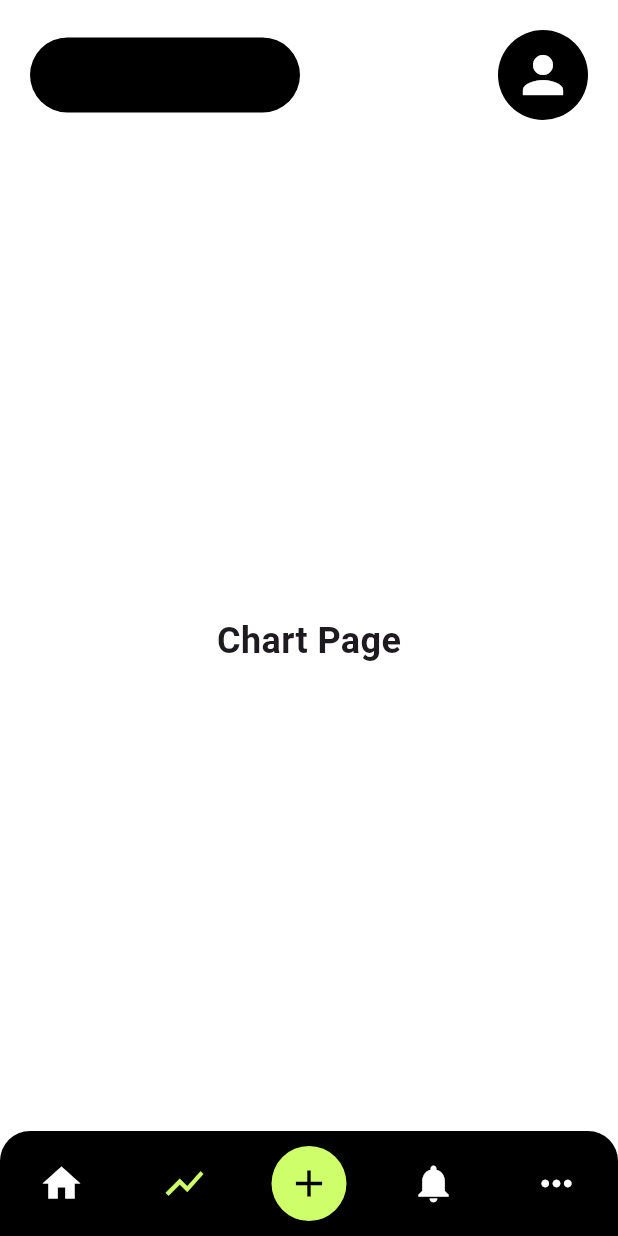
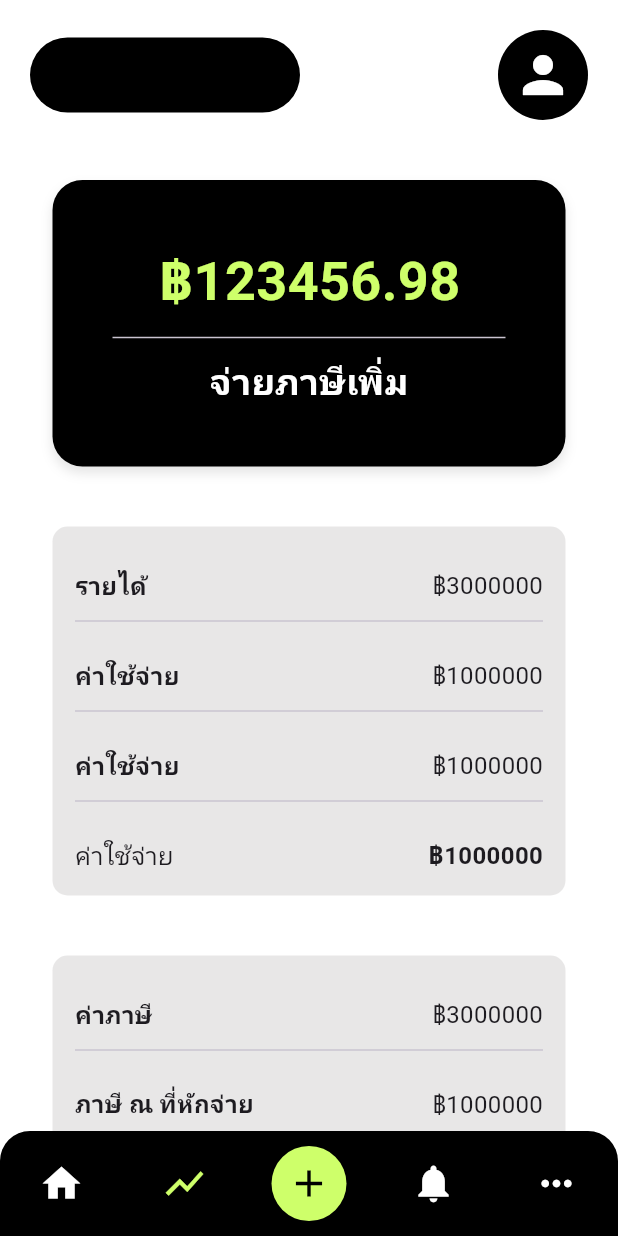
Before and after one commit to SittinonTee/flutter_tax_app, a Flutter app: the HomePage screen opened directly, item 2 of the bottom bar chosen, on a phone screen of 412 x 824 dp. Run offline on Flutter 3.47's test engine with Material 3 defaults, Android fonts, the phone set to English and light mode, and no system bars; our stand-ins replace shared_preferences; accounts and stored records are empty; network calls fail.

Commit message:
SumaryPage

```diff
--- a/lib/Home/Pagebuttombar/Add.dart
+++ b/lib/Home/Pagebuttombar/Add.dart
@@ -10,9 +10,20 @@ class Add extends StatefulWidget {
 class _AddState extends State<Add> {
   @override
   Widget build(BuildContext context) {
-    return Center(
+    return Align(
+      alignment: Alignment.bottomCenter,
+      child: Container(
+        width: double.infinity,
+        padding: const EdgeInsets.symmetric(vertical: 40, horizontal: 20),
+        decoration: const BoxDecoration(
+          color: Colors.white,
+          borderRadius: BorderRadius.only(
+            topLeft: Radius.circular(30),
+            topRight: Radius.circular(30),
+          ),
+        ),
         child: Column(
-        mainAxisAlignment: MainAxisAlignment.center,
+          mainAxisSize: MainAxisSize.min,
           children: [
             const Icon(Icons.add_circle, size: 100, color: Color(0xFFceff6a)),
             const SizedBox(height: 20),
@@ -24,7 +35,8 @@ class _AddState extends State<Add> {
             ElevatedButton(
               style: ElevatedButton.styleFrom(
                 backgroundColor: Colors.black,
-              padding: const EdgeInsets.symmetric(horizontal: 40, vertical: 15),
+                padding:
+                    const EdgeInsets.symmetric(horizontal: 40, vertical: 15),
                 shape: RoundedRectangleBorder(
                   borderRadius: BorderRadius.circular(30),
                 ),
@@ -39,6 +51,7 @@ class _AddState extends State<Add> {
             ),
           ],
         ),
+      ),
     );
   }
 }
--- a/lib/Home/Pagebuttombar/ProfileDetail.dart
+++ b/lib/Home/Pagebuttombar/ProfileDetail.dart
@@ -133,6 +133,28 @@ class _ProfiledetailState extends State<Profiledetail> {
                 style: TextStyle(fontSize: 18),
               ),
             ),
+
+            const SizedBox(height: 20),
+            const Text(
+              'อายุ',
+              style: TextStyle(fontSize: 16, fontWeight: FontWeight.bold),
+            ),
+
+            const SizedBox(height: 10),
+            Container(
+              width: double.infinity,
+              padding: const EdgeInsets.all(15),
+              decoration: BoxDecoration(
+                //ใช้ปรับแต่ง Container
+                color: Colors.grey[200],
+                borderRadius: BorderRadius.circular(10),
+              ),
+              // child: Text(
+              //   _datauser?['old'] ?? '',
+              //   style: TextStyle(fontSize: 18),
+              // ),
+            ),
+
             const Spacer(),
             const SizedBox(height: 40),
             Center(
--- a/lib/Home/Pagebuttombar/Sumary.dart
+++ b/lib/Home/Pagebuttombar/Sumary.dart
@@ -10,11 +10,150 @@ class Sumary extends StatefulWidget {
 class _SumaryState extends State<Sumary> {
   @override
   Widget build(BuildContext context) {
-    return const Center(
-      child: Text(
-        "Chart Page",
-        style: TextStyle(fontSize: 24, fontWeight: FontWeight.bold),
+    return Scaffold(
+      backgroundColor: Colors.white,
+      body: Center(
+        child: Column(
+          children: [
+            Expanded(
+              child: ListView(
+                children: [
+                  Boxsumary("จ่ายภาษีเพิ่ม", "฿123456.98"),
+                  Boxcontenter(
+                    title1: "รายได้",
+                    value1: "3000000",
+                    title2: "ค่าใช้จ่าย",
+                    value2: "1000000",
+                    title3: "ค่าใช้จ่าย",
+                    value3: "1000000",
+                    title4: "ค่าใช้จ่าย",
+                    value4: "1000000",
+                  ),
+                  Boxcontenter(
+                    title1: "ค่าภาษี",
+                    value1: "3000000",
+                    title2: "ภาษี ณ ที่หักจ่าย",
+                    value2: "1000000",
+                    title3: "เครดิตภาษี",
+                    value3: "1000000",
+                    title4: "จ่ายภาษีเพิ่ม",
+                    value4: "1000000",
+                  ),
+                ],
+              ),
+            ),
+          ],
+        ),
       ),
     );
   }
 }
+
+Widget Boxsumary(String title, String value) {
+  return Container(
+      padding: EdgeInsets.all(40),
+      margin: EdgeInsets.all(20),
+      decoration: BoxDecoration(
+        color: const Color.fromARGB(255, 0, 0, 0),
+        borderRadius: BorderRadius.circular(20),
+        boxShadow: [
+          BoxShadow(
+            color: Colors.black.withOpacity(0.1),
+            blurRadius: 6,
+            offset: Offset(0, 4),
+          )
+        ],
+      ),
+      child:
+          Column(mainAxisAlignment: MainAxisAlignment.spaceAround, children: [
+        Text(
+          value,
+          style: TextStyle(
+              fontSize: 36,
+              fontWeight: FontWeight.bold,
+              color: Color(0xFFceff6a)),
+        ),
+
+         Divider(height: 24), // ขีดเส้น
+
+        Text(
+          title,
+          style: TextStyle(
+              fontSize: 24,
+              fontWeight: FontWeight.bold,
+              color: Color.fromARGB(255, 255, 255, 255)),
+        ),
+
+
+      ]));
+}
+
+Widget Boxcontenter(
+    {required String title1,
+    required String title2,
+    required String title3,
+    required String title4,
+    required String value1,
+    required String value2,
+    required String value3,
+    required String value4}) {
+  return Container(
+    padding: EdgeInsets.all(15),
+    margin: EdgeInsets.all(20),
+    decoration: BoxDecoration(
+      color: const Color.fromARGB(232, 230, 229, 229),
+      borderRadius: BorderRadius.circular(10),
+    ),
+    child: Column(
+      crossAxisAlignment: CrossAxisAlignment.start,
+      children: [
+        SizedBox(height: 12),
+        // ------------------------------------------------------------แถวที่1
+        Row(
+          mainAxisAlignment: MainAxisAlignment.spaceBetween,
+          children: [
+            Text(title1,
+                style: TextStyle(fontSize: 16, fontWeight: FontWeight.bold)),
+            Text("฿$value1", style: TextStyle(fontSize: 16)),
+          ],
+        ),
+        Divider(height: 24), // ขีดเส้น
+
+        SizedBox(height: 12),
+        // ------------------------------------------------------------แถวที่2
+        Row(
+          mainAxisAlignment: MainAxisAlignment.spaceBetween,
+          children: [
+            Text(title2,
+                style: TextStyle(fontSize: 16, fontWeight: FontWeight.bold)),
+            Text("฿$value2", style: TextStyle(fontSize: 16)),
+          ],
+        ),
+        Divider(height: 24), // ขีดเส้น
+
+        SizedBox(height: 12),
+        // ------------------------------------------------------------แถวที่3
+        Row(
+          mainAxisAlignment: MainAxisAlignment.spaceBetween,
+          children: [
+            Text(title3,
+                style: TextStyle(fontSize: 16, fontWeight: FontWeight.bold)),
+            Text("฿$value3", style: TextStyle(fontSize: 16)),
+          ],
+        ),
+        Divider(height: 24), // ขีดเส้น
+
+        SizedBox(height: 12),
+        // ------------------------------------------------------------แถวที่4
+        Row(
+          mainAxisAlignment: MainAxisAlignment.spaceBetween,
+          children: [
+            Text(title4, style: TextStyle(fontSize: 16)),
+            Text("฿$value4",
+                style: TextStyle(fontSize: 16, fontWeight: FontWeight.bold)),
+          ],
+        ),
+      ],
+    ),
+  );
+}
```
Lines whose indentation alone changed are shown as unchanged.
